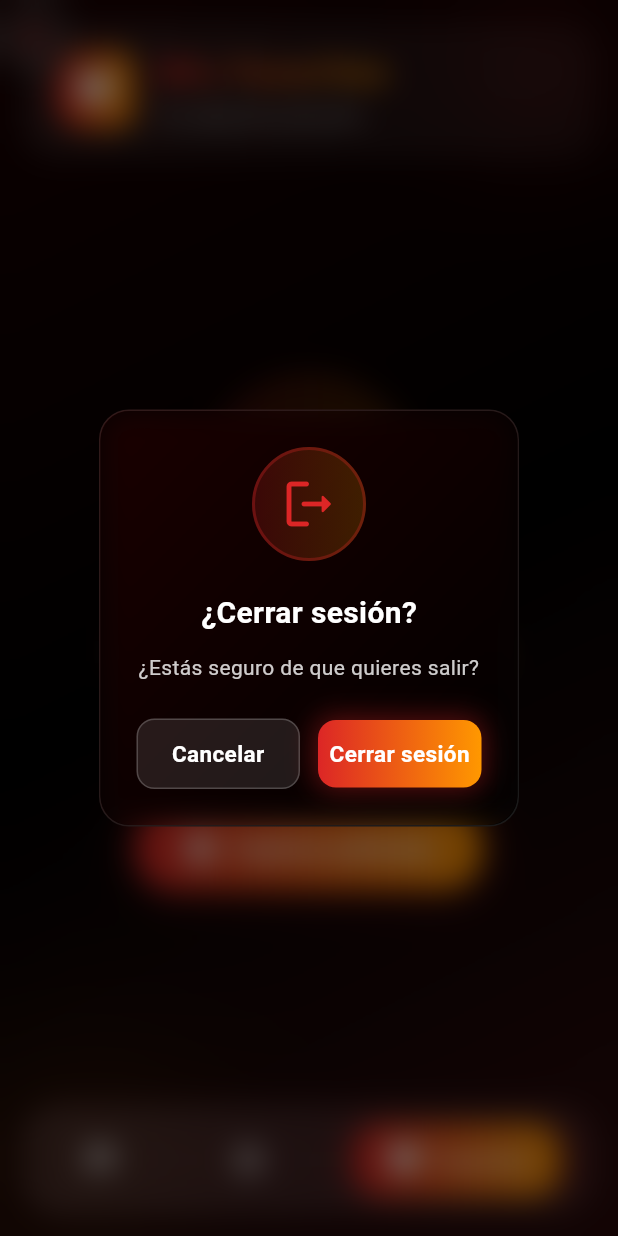
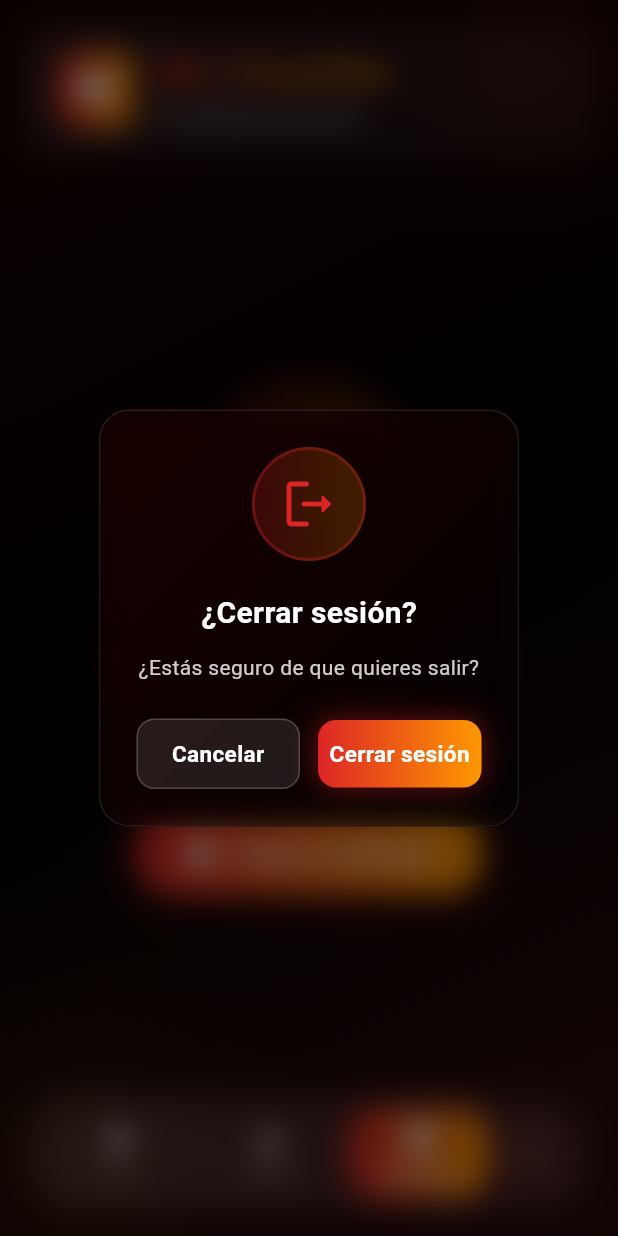
Before and after one commit to PATINO-0/palomix, a Flutter app: the HomeShell screen opened directly, item 3 of the bottom bar chosen, after a tap on the "logout" icon, on a phone screen of 412 x 824 dp. Run offline on Flutter 3.47's test engine with Material 3 defaults, Android fonts, the phone set to English and light mode, and no system bars; drawn by our look-alikes of flutter_animate; our stand-ins replace equatable, flutter_dotenv, supabase_flutter; accounts and stored records are empty; network calls fail.

Commit message:
Cambios finales y ajustes para lanzar apk

```diff
--- a/lib/features/home/home_shell.dart
+++ b/lib/features/home/home_shell.dart
@@ -19,7 +19,6 @@ class HomeShell extends StatefulWidget {
 class _HomeShellState extends State<HomeShell> with TickerProviderStateMixin {
   int _index = 0;
   late PageController _pageController;
-  late AnimationController _fabAnimationController;
 
   final _pages = const [
     ChatScreen(),
@@ -28,30 +27,24 @@ class _HomeShellState extends State<HomeShell> with TickerProviderStateMixin {
   ];
 
   final _navItems = const [
-    {'icon': Icons.chat_bubble_rounded, 'label': 'Chat', 'emoji': '💬'},
-    {'icon': Icons.explore_rounded, 'label': 'Explorar', 'emoji': '🎬'},
-    {'icon': Icons.favorite_rounded, 'label': 'Favoritos', 'emoji': '❤️'},
+    {'icon': Icons.chat_bubble_rounded, 'label': 'Chat'},
+    {'icon': Icons.explore_rounded, 'label': 'Explorar'},
+    {'icon': Icons.favorite_rounded, 'label': 'Favoritos'},
   ];
 
   @override
   void initState() {
     super.initState();
     _pageController = PageController(initialPage: _index);
-    _fabAnimationController = AnimationController(
-      vsync: this,
-      duration: const Duration(milliseconds: 300),
-    );
   }
 
   @override
   void dispose() {
     _pageController.dispose();
-    _fabAnimationController.dispose();
     super.dispose();
   }
 
   Future<void> _logout() async {
-    // Mostrar diálogo de confirmación
     final shouldLogout = await showDialog<bool>(
       context: context,
       builder: (context) => _buildLogoutDialog(),
@@ -69,8 +62,26 @@ class _HomeShellState extends State<HomeShell> with TickerProviderStateMixin {
         if (!mounted) return;
         ScaffoldMessenger.of(context).showSnackBar(
           SnackBar(
-            content: Text('Error al cerrar sesión: $e'),
+            content: Row(
+              children: [
+                Container(
+                  padding: const EdgeInsets.all(8),
+                  decoration: BoxDecoration(
+                    color: Colors.white.withOpacity(0.2),
+                    shape: BoxShape.circle,
+                  ),
+                  child: const Icon(Icons.error_outline,
+                      color: Colors.white, size: 20),
+                ),
+                const SizedBox(width: 12),
+                Expanded(child: Text('Error al cerrar sesión: $e')),
+              ],
+            ),
             backgroundColor: const Color(0xFFEF4444),
+            behavior: SnackBarBehavior.floating,
+            shape:
+                RoundedRectangleBorder(borderRadius: BorderRadius.circular(16)),
+            margin: const EdgeInsets.all(16),
           ),
         );
       }
@@ -130,7 +141,9 @@ class _HomeShellState extends State<HomeShell> with TickerProviderStateMixin {
                       ),
                     )
                         .animate()
-                        .scale(duration: 400.ms, curve: Curves.elasticOut),
+                        .scale(duration: 400.ms, curve: Curves.elasticOut)
+                        .then()
+                        .shake(hz: 2, duration: 500.ms),
                     const SizedBox(height: 20),
                     const Text(
                       '¿Cerrar sesión?',
@@ -193,8 +206,8 @@ class _HomeShellState extends State<HomeShell> with TickerProviderStateMixin {
                                 borderRadius: BorderRadius.circular(12),
                                 boxShadow: [
                                   BoxShadow(
-                                    color:
-                                        const Color(0xFFDC2626).withOpacity(0.4),
+                                    color: const Color(0xFFDC2626)
+                                        .withOpacity(0.4),
                                     blurRadius: 15,
                                     spreadRadius: 2,
                                   ),
@@ -242,10 +255,7 @@ class _HomeShellState extends State<HomeShell> with TickerProviderStateMixin {
   Widget build(BuildContext context) {
     return Scaffold(
       extendBody: true,
-      body: Stack(
-        children: [
-          // Páginas
-          PageView(
+      body: PageView(
         controller: _pageController,
         onPageChanged: (index) {
           setState(() {
@@ -254,66 +264,20 @@ class _HomeShellState extends State<HomeShell> with TickerProviderStateMixin {
         },
         children: _pages,
       ),
-
-          // Botón de logout flotante
-          SafeArea(
-            child: Positioned(
-              top: 16,
-              right: 16,
-              child: GestureDetector(
-                onTap: _logout,
-                child: Container(
-                  padding: const EdgeInsets.all(12),
-                  decoration: BoxDecoration(
-                    shape: BoxShape.circle,
-                    gradient: LinearGradient(
-                      colors: [
-                        Colors.white.withOpacity(0.15),
-                        Colors.white.withOpacity(0.08),
-                      ],
-                    ),
-                    border: Border.all(
-                      color: Colors.white.withOpacity(0.2),
-                      width: 1,
-                    ),
-                    boxShadow: [
-                      BoxShadow(
-                        color: Colors.black.withOpacity(0.3),
-                        blurRadius: 15,
-                        spreadRadius: 2,
-                      ),
-                    ],
-                  ),
-                  child: ClipOval(
-                    child: BackdropFilter(
-                      filter: ImageFilter.blur(sigmaX: 10, sigmaY: 10),
-                      child: const Icon(
-                        Icons.logout_rounded,
-                        color: Color(0xFFDC2626),
-                        size: 24,
-                      ),
-                    ),
-                  ),
-                ),
-              )
-                  .animate()
-                  .fadeIn(delay: 400.ms, duration: 600.ms)
-                  .scale(
-                      begin: const Offset(0, 0), curve: Curves.elasticOut),
-            ),
-          ),
-        ],
-      ),
       bottomNavigationBar: _buildModernBottomNav(),
     );
   }
 
   Widget _buildModernBottomNav() {
-    return Container(
-      margin: const EdgeInsets.all(16),
-      padding: const EdgeInsets.symmetric(vertical: 8),
+    return SafeArea(
+      child: Container(
+        margin: const EdgeInsets.fromLTRB(20, 0, 20, 16),
+        constraints: const BoxConstraints(
+          minHeight: 72,
+          maxHeight: 80,
+        ),
         decoration: BoxDecoration(
-        borderRadius: BorderRadius.circular(25),
+          borderRadius: BorderRadius.circular(30),
           gradient: LinearGradient(
             begin: Alignment.topLeft,
             end: Alignment.bottomRight,
@@ -341,14 +305,25 @@ class _HomeShellState extends State<HomeShell> with TickerProviderStateMixin {
           ],
         ),
         child: ClipRRect(
-        borderRadius: BorderRadius.circular(25),
+          borderRadius: BorderRadius.circular(30),
           child: BackdropFilter(
             filter: ImageFilter.blur(sigmaX: 15, sigmaY: 15),
+            child: Padding(
+              padding: const EdgeInsets.symmetric(horizontal: 8, vertical: 8),
               child: Row(
-            mainAxisAlignment: MainAxisAlignment.spaceAround,
-            children: List.generate(
+                mainAxisAlignment: MainAxisAlignment.spaceEvenly,
+                children: [
+                  // Items de navegación principales
+                  ...List.generate(
                     _navItems.length,
-              (index) => _buildNavItem(index),
+                    (index) => Expanded(
+                      child: _buildNavItem(index),
+                    ),
+                  ),
+
+                  // Botón de logout más compacto
+                  _buildCompactLogoutButton(),
+                ],
               ),
             ),
           ),
@@ -356,7 +331,8 @@ class _HomeShellState extends State<HomeShell> with TickerProviderStateMixin {
       )
           .animate()
           .fadeIn(delay: 200.ms, duration: 600.ms)
-        .slideY(begin: 0.5, end: 0, curve: Curves.easeOut);
+          .slideY(begin: 0.5, end: 0, curve: Curves.easeOut),
+    );
   }
 
   Widget _buildNavItem(int index) {
@@ -368,10 +344,8 @@ class _HomeShellState extends State<HomeShell> with TickerProviderStateMixin {
       child: AnimatedContainer(
         duration: const Duration(milliseconds: 300),
         curve: Curves.easeInOut,
-        padding: EdgeInsets.symmetric(
-          horizontal: isActive ? 20 : 16,
-          vertical: 12,
-        ),
+        margin: const EdgeInsets.symmetric(horizontal: 4),
+        padding: const EdgeInsets.symmetric(horizontal: 12, vertical: 8),
         decoration: BoxDecoration(
           gradient: isActive
               ? const LinearGradient(
@@ -392,26 +366,27 @@ class _HomeShellState extends State<HomeShell> with TickerProviderStateMixin {
                 ]
               : [],
         ),
-        child: Row(
+        child: Column(
           mainAxisSize: MainAxisSize.min,
+          mainAxisAlignment: MainAxisAlignment.center,
           children: [
             Icon(
               item['icon'] as IconData,
               color: isActive ? Colors.white : Colors.white.withOpacity(0.6),
-              size: isActive ? 26 : 24,
+              size: isActive ? 24 : 22,
             ),
-            if (isActive) ...[
-              const SizedBox(width: 8),
+            const SizedBox(height: 3),
             Text(
               item['label'] as String,
-                style: const TextStyle(
-                  color: Colors.white,
-                  fontSize: 14,
-                  fontWeight: FontWeight.bold,
-                  letterSpacing: 0.5,
+              style: TextStyle(
+                color: isActive ? Colors.white : Colors.white.withOpacity(0.6),
+                fontSize: isActive ? 11 : 10,
+                fontWeight: isActive ? FontWeight.bold : FontWeight.w500,
+                letterSpacing: 0.2,
               ),
+              maxLines: 1,
+              overflow: TextOverflow.ellipsis,
             ),
-            ],
           ],
         ),
       )
@@ -429,4 +404,33 @@ class _HomeShellState extends State<HomeShell> with TickerProviderStateMixin {
           ),
     );
   }
+
+  Widget _buildCompactLogoutButton() {
+    return GestureDetector(
+      onTap: _logout,
+      child: Container(
+        margin: const EdgeInsets.only(left: 4),
+        padding: const EdgeInsets.all(12),
+        decoration: BoxDecoration(
+          color: Colors.white.withOpacity(0.05),
+          shape: BoxShape.circle,
+          border: Border.all(
+            color: const Color(0xFFDC2626).withOpacity(0.3),
+            width: 1.5,
+          ),
+        ),
+        child: Icon(
+          Icons.logout_rounded,
+          color: const Color(0xFFDC2626).withOpacity(0.9),
+          size: 22,
+        ),
+      ),
+    )
+        .animate(onPlay: (controller) => controller.repeat())
+        .shimmer(
+          delay: 2000.ms,
+          duration: 2000.ms,
+          color: Colors.white.withOpacity(0.1),
+        );
   }
+}
```
Also changed, not shown: 1 other file. Lines whose indentation alone changed are shown as unchanged.
